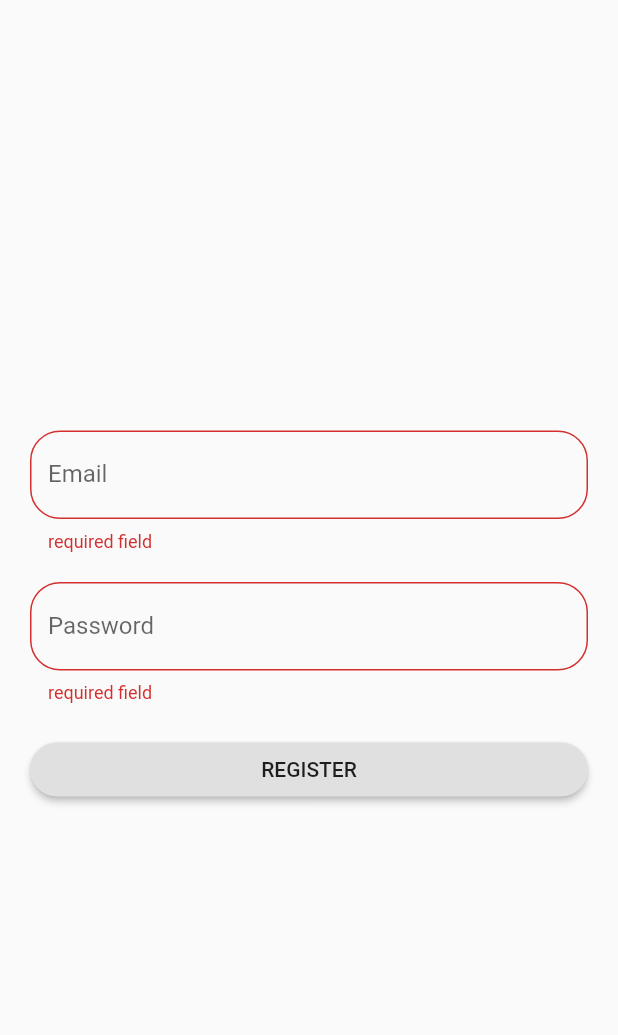
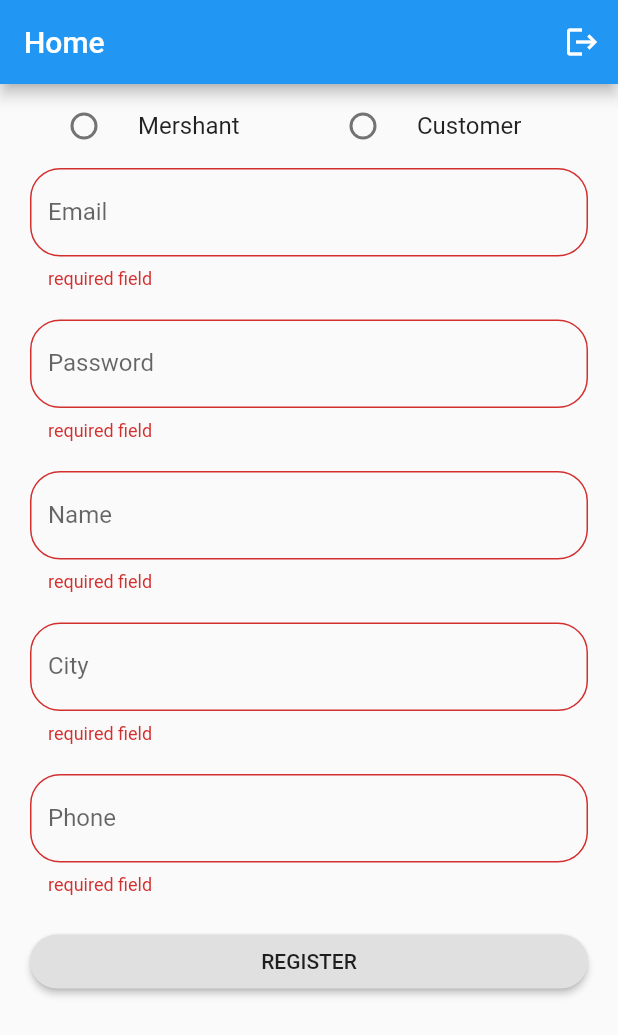
Before and after one commit to shadysamara/gsg_firebase, a Flutter app: the HomePage screen opened directly, after a tap on "REGISTER", on a phone screen of 412 x 824 dp. Shown: the top 1035 px of the screen. Run offline on Flutter 3.47's test engine with Material 2 defaults, Android fonts, the phone set to English and light mode, and no system bars; our stand-ins replace cloud_firestore, firebase_auth, firebase_core, get, logger; accounts and stored records are empty.

```diff
--- a/lib/main.dart
+++ b/lib/main.dart
@@ -1,6 +1,8 @@
 import 'package:firebase_core/firebase_core.dart';
 import 'package:flutter/material.dart';
+import 'package:get/get_navigation/src/root/get_material_app.dart';
 import 'package:gsg_firebase/backend/server.dart';
+import 'package:gsg_firebase/ui/pages/loginpage.dart';
 import 'package:gsg_firebase/ui/widgets/customTextField.dart';
 
 void main() {
@@ -11,8 +13,10 @@ class MyApp extends StatelessWidget {
   @override
   Widget build(BuildContext context) {
     // TODO: implement build
-    return MaterialApp(
+    return GetMaterialApp(
+      home: MaterialApp(
         home: App(),
+      ),
     );
   }
 }
@@ -38,7 +42,7 @@ class App extends StatelessWidget {
 
         // Once complete, show your application
         if (snapshot.connectionState == ConnectionState.done) {
-          return SplachScreen();
+          return LoginPage();
         }
 
         // Otherwise, show something whilst waiting for initialization to complete
@@ -89,31 +93,48 @@ class HomePage extends StatelessWidget {
   saveForm() {
     if (formKey.currentState.validate()) {
       formKey.currentState.save();
-      loginToMyAPP(this.email, this.password);
 
-      // saveUser({
-      //   'email': this.email,
-      //   'password': this.password,
-      //   'name': this.name,
-      //   'city': this.city,
-      //   'phone': this.phoneNumber
-      // });
+      saveUser({
+        'email': this.email,
+        'password': this.password,
+        'name': this.name,
+        'city': this.city,
+        'phone': this.phoneNumber,
+        'role': this.roleName
+      });
     } else {
       return;
     }
+  }
+
+  String roleName;
+  setRoleName(String value) {
+    this.roleName = value;
   }
 
   @override
   Widget build(BuildContext context) {
     // TODO: implement build
     return Scaffold(
+        appBar: AppBar(
+          title: Text('Home'),
+          actions: [
+            IconButton(
+                icon: Icon(Icons.logout),
+                onPressed: () {
+                  signOut();
+                })
+          ],
+        ),
         body: Container(
           padding: EdgeInsets.symmetric(horizontal: 20),
           child: Form(
             key: formKey,
+            child: SingleChildScrollView(
               child: Column(
                 mainAxisAlignment: MainAxisAlignment.center,
                 children: [
+                  UserType(setRoleName),
                   CustomTextField(
                     labelText: 'Email',
                     saveFun: saveEmail,
@@ -124,21 +145,21 @@ class HomePage extends StatelessWidget {
                     saveFun: savePassword,
                     validationFun: nullValidation,
                   ),
-            // CustomTextField(
-            //   labelText: 'Name',
-            //   saveFun: saveName,
-            //   validationFun: nullValidation,
-            // ),
-            // CustomTextField(
-            //   labelText: 'City',
-            //   saveFun: saveCity,
-            //   validationFun: nullValidation,
-            // ),
-            // CustomTextField(
-            //   labelText: 'Phone',
-            //   saveFun: savephone,
-            //   validationFun: nullValidation,
-            // ),
+                  CustomTextField(
+                    labelText: 'Name',
+                    saveFun: saveName,
+                    validationFun: nullValidation,
+                  ),
+                  CustomTextField(
+                    labelText: 'City',
+                    saveFun: saveCity,
+                    validationFun: nullValidation,
+                  ),
+                  CustomTextField(
+                    labelText: 'Phone',
+                    saveFun: savephone,
+                    validationFun: nullValidation,
+                  ),
                   Container(
                     width: double.infinity,
                     child: RaisedButton(
@@ -152,6 +173,7 @@ class HomePage extends StatelessWidget {
                 ],
               ),
             ),
+          ),
         ));
   }
 }
@@ -161,6 +183,16 @@ class MainPage extends StatelessWidget {
   Widget build(BuildContext context) {
     // TODO: implement build
     return Scaffold(
+      appBar: AppBar(
+        title: Text('main'),
+        actions: [
+          IconButton(
+              icon: Icon(Icons.logout),
+              onPressed: () {
+                signOut();
+              })
+        ],
+      ),
       body: Center(
         child: Text('you are authorized user'),
       ),
@@ -194,3 +226,47 @@ class SplachScreen extends StatelessWidget {
     );
   }
 }
+
+class UserType extends StatefulWidget {
+  Function fun;
+  UserType(this.fun);
+  @override
+  _UserTypeState createState() => _UserTypeState();
+}
+
+class _UserTypeState extends State<UserType> {
+  String groupValue;
+
+  @override
+  Widget build(BuildContext context) {
+    // TODO: implement build
+    return Row(
+      children: [
+        Expanded(
+            child: RadioListTile(
+          title: Text('Mershant'),
+          value: 'mershant',
+          groupValue: groupValue,
+          onChanged: (value) {
+            this.groupValue = value;
+            setState(() {
+              widget.fun(value);
+            });
+          },
+        )),
+        Expanded(
+            child: RadioListTile(
+          title: Text('Customer'),
+          value: 'customer',
+          groupValue: groupValue,
+          onChanged: (value) {
+            this.groupValue = value;
+            setState(() {
+              widget.fun(value);
+            });
+          },
+        ))
+      ],
+    );
+  }
+}
--- a/lib/models/User.dart
+++ b/lib/models/User.dart
@@ -1,24 +1,34 @@
+import 'package:gsg_firebase/backend/server.dart';
+
+enum userType { mershant, customer, admin }
+
 class User {
   String name;
-  int age;
-  bool isMale;
-  Map familyMembers;
-  List hobbies;
-  User({this.age, this.familyMembers, this.hobbies, this.isMale, this.name});
+  String phone;
+  String city;
+  String email;
+  userType type;
+
+  User({this.name, this.city, this.email, this.phone, this.type});
   User.fromMap(Map map) {
+    logger.e(map);
     this.name = map['name'];
-    this.age = map['age'];
-    this.isMale = map['isMale'];
-    this.familyMembers = map['family'];
-    this.hobbies = map['hobbies'];
+    this.city = map['city'];
+    this.phone = map['phone'];
+    this.email = map['email'];
+    this.type = map['role'] == 'admin'
+        ? userType.admin
+        : map['role'] == 'merchant'
+            ? userType.mershant
+            : userType.customer;
   }
   toJson() {
     return {
       'name': this.name,
-      'age': this.age,
-      'isMale': this.isMale,
-      'hobbies': this.hobbies,
-      'family': this.familyMembers
+      'city': this.city,
+      'phone': this.phone,
+      'email': this.email,
+      'userType': this.type.toString()
     };
   }
 }
--- a/pubspec.yaml
+++ b/pubspec.yaml
@@ -27,6 +27,7 @@ dependencies:
   firebase_auth: "^0.20.0+1"
   cloud_firestore: ^0.16.0
   logger: ^0.9.4
+  get: ^3.24.0
 
 
   # The following adds the Cupertino Icons font to your application.
```
Also changed, not shown: lib/backend/repository.dart (added, +8 -0 lines), lib/backend/server.dart (+20 -3 lines), lib/ui/pages/loginpage.dart (added, +90 -0 lines), lib/ui/pages/mershant_page.dart (added, +13 -0 lines), lib/ui/pages/products_page.dart (added, +26 -0 lines), lib/ui/widgets/customDrawer.dart (added, +66 -0 lines), pubspec.lock. Lines whose indentation alone changed are shown as unchanged.
